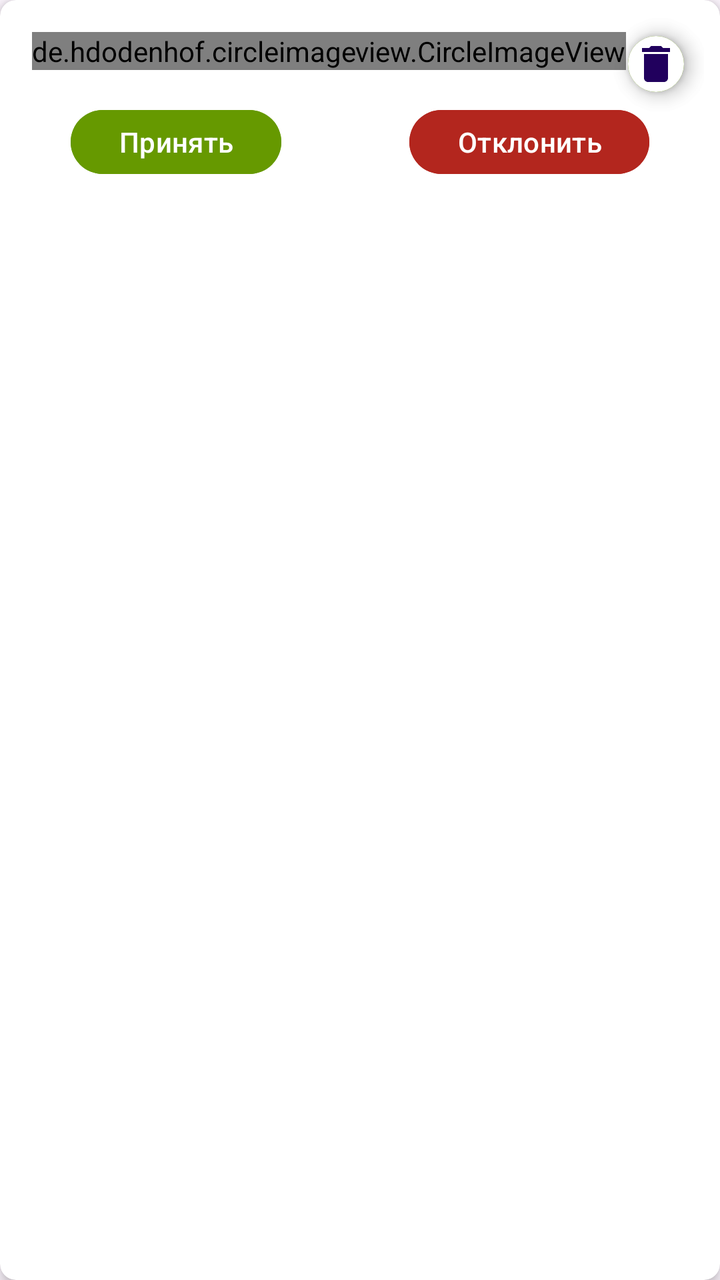
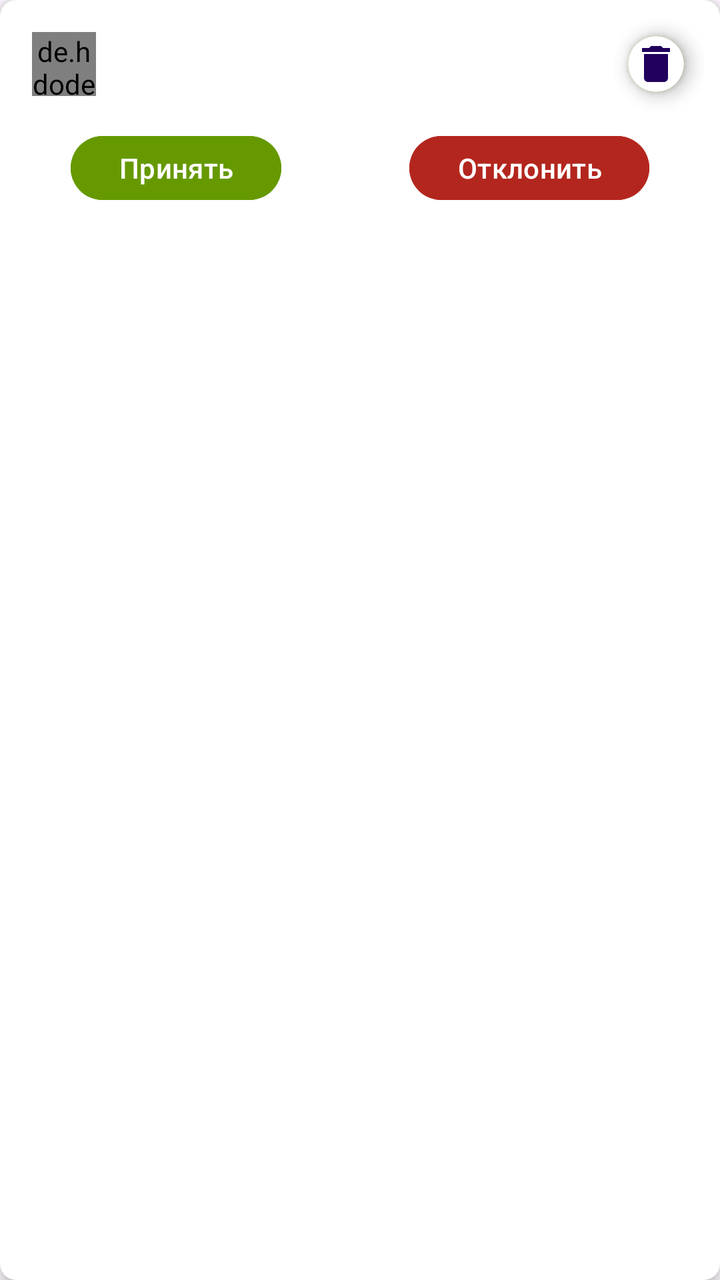

Before-and-after screenshots of an Android layout around one commit, followed by the original layout XML and the change that was made.
<!-- AndroidManifest.xml: application theme Theme.Dolt -->
<!-- res/layout/user_layout.xml -->
<?xml version="1.0" encoding="utf-8"?>
<androidx.cardview.widget.CardView xmlns:android="http://schemas.android.com/apk/res/android"
    xmlns:app="http://schemas.android.com/apk/res-auto"
    xmlns:tools="http://schemas.android.com/tools"
    android:layout_width="match_parent"
    android:layout_height="wrap_content"
    android:layout_marginHorizontal="16dp"
    android:layout_marginVertical="8dp"
    app:cardCornerRadius="8dp"
    app:cardElevation="4dp">

    <androidx.constraintlayout.widget.ConstraintLayout
        style="@style/DialogStyle"
        android:layout_width="match_parent"
        android:layout_height="wrap_content"
        android:padding="8dp"
        tools:ignore="MissingConstraints">


        <LinearLayout
            android:id="@+id/acceptRejectFriendRequest"
            android:layout_width="wrap_content"
            android:layout_height="wrap_content"
            android:layout_marginTop="16dp"
            android:orientation="horizontal"
            app:layout_constraintEnd_toEndOf="parent"
            app:layout_constraintStart_toStartOf="parent"
            app:layout_constraintTop_toBottomOf="@+id/profile_image"
            tools:visibility="gone">

            <Button
                android:id="@+id/acceptRequestFriend"
                android:layout_width="wrap_content"
                android:layout_height="40dp"
                android:backgroundTint="@color/colorPrimary"
                android:text="Принять" />

            <Button
                android:id="@+id/rejectRequestFriend"
                android:layout_width="wrap_content"
                android:layout_height="40dp"
                android:layout_marginStart="64dp"
                android:backgroundTint="?attr/colorError"
                android:text="Отклонить" />
        </LinearLayout>

        <de.hdodenhof.circleimageview.CircleImageView
            android:id="@+id/profile_image"
            android:layout_width="wrap_content"
            android:layout_height="wrap_content"
            android:layout_marginStart="8dp"
            android:layout_marginTop="8dp"
            android:importantForAccessibility="no"
            android:src="@drawable/baseline_person_24"
            app:layout_constraintStart_toStartOf="parent"
            app:layout_constraintTop_toTopOf="parent" />

        <TextView
            android:id="@+id/username"
            android:layout_width="wrap_content"
            android:layout_height="wrap_content"
            android:layout_marginStart="16dp"
            android:layout_marginTop="8dp"
            android:text=""
            app:layout_constraintEnd_toEndOf="parent"
            app:layout_constraintHorizontal_bias="0.400"
            app:layout_constraintStart_toEndOf="@+id/profile_image"
            app:layout_constraintTop_toTopOf="parent" />

        <com.google.android.material.floatingactionbutton.FloatingActionButton
            android:id="@+id/addNewFriend"
            android:layout_width="wrap_content"
            android:layout_height="wrap_content"
            android:layout_alignParentEnd="true"
            android:layout_alignParentBottom="true"
            android:backgroundTint="@color/colorPrimary"
            android:contentDescription="@string/todo1"
            android:src="@drawable/baseline_add_24"
            app:backgroundTintMode="src_atop"
            app:fabCustomSize="28dp"
            app:fabSize="auto"
            app:layout_constraintEnd_toEndOf="parent"
            app:layout_constraintTop_toTopOf="parent" />

        <com.google.android.material.floatingactionbutton.FloatingActionButton
            android:id="@+id/deleteFriend"
            android:layout_width="wrap_content"
            android:layout_height="wrap_content"
            android:layout_alignParentEnd="true"
            android:layout_alignParentBottom="true"
            android:contentDescription="@string/todo1"
            android:src="@drawable/baseline_delete"
            app:backgroundTint="@color/white"
            app:backgroundTintMode="src_atop"
            app:fabCustomSize="28dp"
            app:fabSize="auto"
            app:layout_constraintEnd_toEndOf="parent"
            app:layout_constraintTop_toTopOf="parent" />
    </androidx.constraintlayout.widget.ConstraintLayout>

</androidx.cardview.widget.CardView>
<!-- resources referenced by this layout -->
<resources>
  <color name="colorPrimary">@android:color/holo_green_dark</color>
  <color name="white">#FFFFFFFF</color>
  <!-- drawable baseline_add_24 (drawable) -->
  <vector android:height="24dp" android:tint="#FFFFFF"
      android:viewportHeight="24" android:viewportWidth="24"
      android:width="24dp" xmlns:android="http://schemas.android.com/apk/res/android">
      <path android:fillColor="@android:color/white" android:pathData="M19,13h-6v6h-2v-6H5v-2h6V5h2v6h6v2z"/>
  </vector>
  <!-- drawable baseline_delete (drawable) -->
  <vector android:height="24dp" android:tint="#000000"
      android:viewportHeight="24" android:viewportWidth="24"
      android:width="24dp" xmlns:android="http://schemas.android.com/apk/res/android">
      <path android:fillColor="@android:color/black" android:pathData="M6,19c0,1.1 0.9,2 2,2h8c1.1,0 2,-0.9 2,-2V7H6v12zM19,4h-3.5l-1,-1h-5l-1,1H5v2h14V4z"/>
  </vector>
  <!-- drawable baseline_person_24 (drawable) -->
  <vector android:height="24dp" android:tint="#000000"
      android:viewportHeight="24" android:viewportWidth="24"
      android:width="24dp" xmlns:android="http://schemas.android.com/apk/res/android">
      <path android:fillColor="@android:color/white" android:pathData="M12,12c2.21,0 4,-1.79 4,-4s-1.79,-4 -4,-4 -4,1.79 -4,4 1.79,4 4,4zM12,14c-2.67,0 -8,1.34 -8,4v2h16v-2c0,-2.66 -5.33,-4 -8,-4z"/>
  </vector>
  <string name="todo1">TODO</string>
  <style name="DialogStyle" parent="Theme.Design.Light">
          <item name="android:windowIsFloating">false</item>
          <item name="android:statusBarColor">@android:color/transparent</item>
          <item name="android:windowSoftInputMode">adjustResize</item>
      </style>
  <style name="Theme.Dolt" parent="Base.Theme.Dolt" />
  <style name="Base.Theme.Dolt" parent="Theme.Material3.DayNight.NoActionBar">
          
          
      </style>
</resources>

<!-- the commit's change to res/layout/user_layout.xml (unified diff, before → after) -->
@@ -46,8 +46,8 @@
 
         <de.hdodenhof.circleimageview.CircleImageView
             android:id="@+id/profile_image"
-            android:layout_width="wrap_content"
-            android:layout_height="wrap_content"
+            android:layout_width="32dp"
+            android:layout_height="32dp"
             android:layout_marginStart="8dp"
             android:layout_marginTop="8dp"
             android:importantForAccessibility="no"
